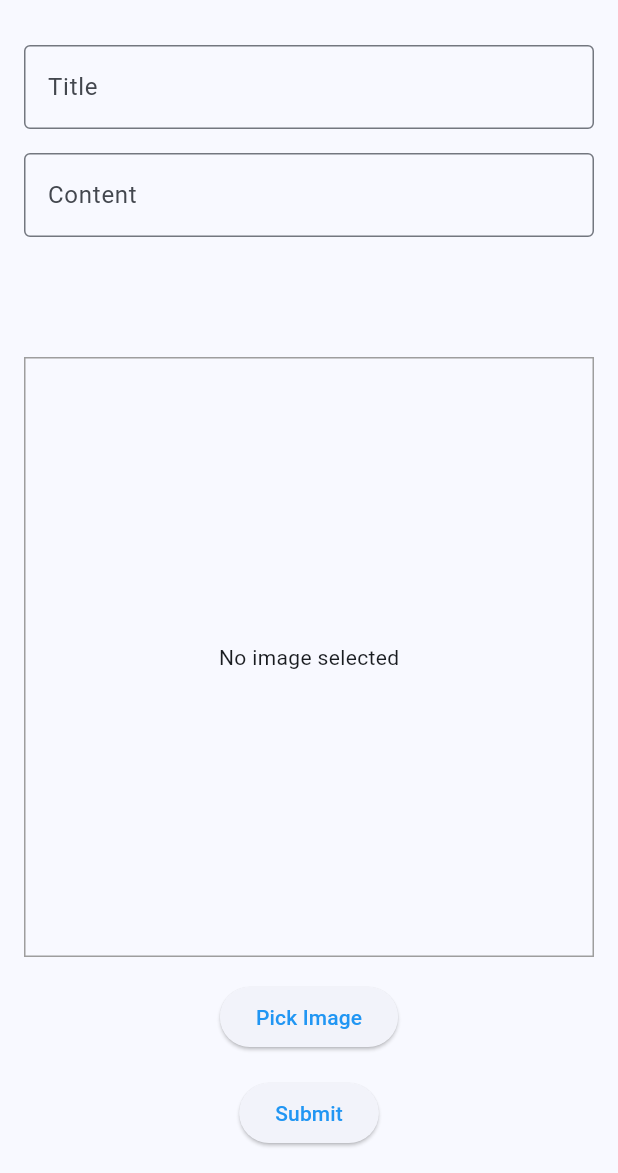
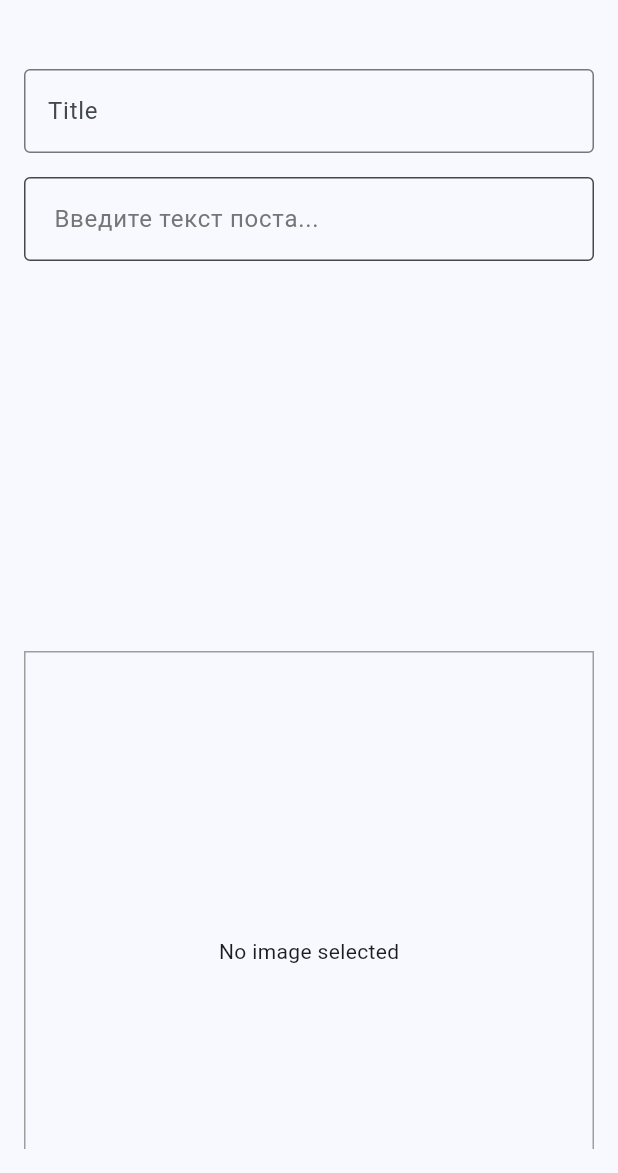
Before and after one commit to rubik26/news_feed, a Flutter app: the AddNewScreen screen opened directly, on a phone screen of 412 x 824 dp, the part 63-1236 px from its top. Run offline on Flutter 3.47's test engine with Material 3 defaults, Android fonts, the phone set to English and light mode, and no system bars; our stand-ins replace cloud_firestore, firebase_core, firebase_storage, image_picker; accounts and stored records are empty.

Commit message:
обавлены изменения в экраны AddNewScreen и NewsFeedScreen

```diff
--- a/lib/screens/add_new_screen.dart
+++ b/lib/screens/add_new_screen.dart
@@ -99,7 +99,9 @@ class _AddNewScreenState extends State<AddNewScreen> {
             child: SingleChildScrollView(
               child: Column(
                 children: [
-                  TextFormField(
+                  Padding(
+                    padding: const EdgeInsets.only(top: 16),
+                    child: TextFormField(
                       decoration: InputDecoration(
                         labelText: 'Title',
                         border: OutlineInputBorder(),
@@ -116,19 +118,25 @@ class _AddNewScreenState extends State<AddNewScreen> {
                         _enteredTitle = value;
                       },
                     ),
+                  ),
                   const SizedBox(height: 16),
-                  Container(
-                    height: 120,
+                  SizedBox(
+                    height: 300,
                     child: TextFormField(
                       decoration: InputDecoration(
-                        labelText: 'Content',
+                        filled: true,
+                        fillColor: Theme.of(context).colorScheme.surface,
+                        hintText: 'Введите текст поста...',
+                        hintStyle: TextStyle(color: Colors.grey.shade600),
+                        contentPadding: const EdgeInsets.all(16),
                         border: OutlineInputBorder(),
                       ),
-                      textAlign: TextAlign.center,
+                      textAlign: TextAlign.start,
                       textCapitalization: TextCapitalization.sentences,
+                      maxLines: null,
                       validator: (value) {
                         if (value == null || value.isEmpty) {
-                          return 'Please enter content';
+                          return 'Пожалуйста, введите текст';
                         }
                         return null;
                       },
```
Lines whose indentation alone changed are shown as unchanged.
